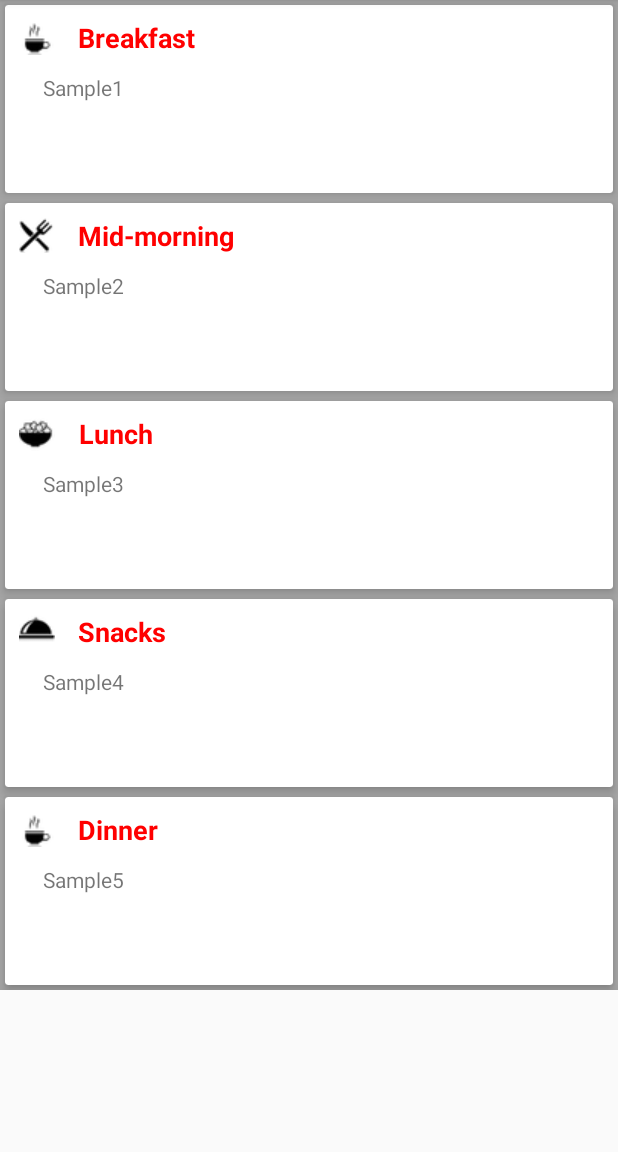
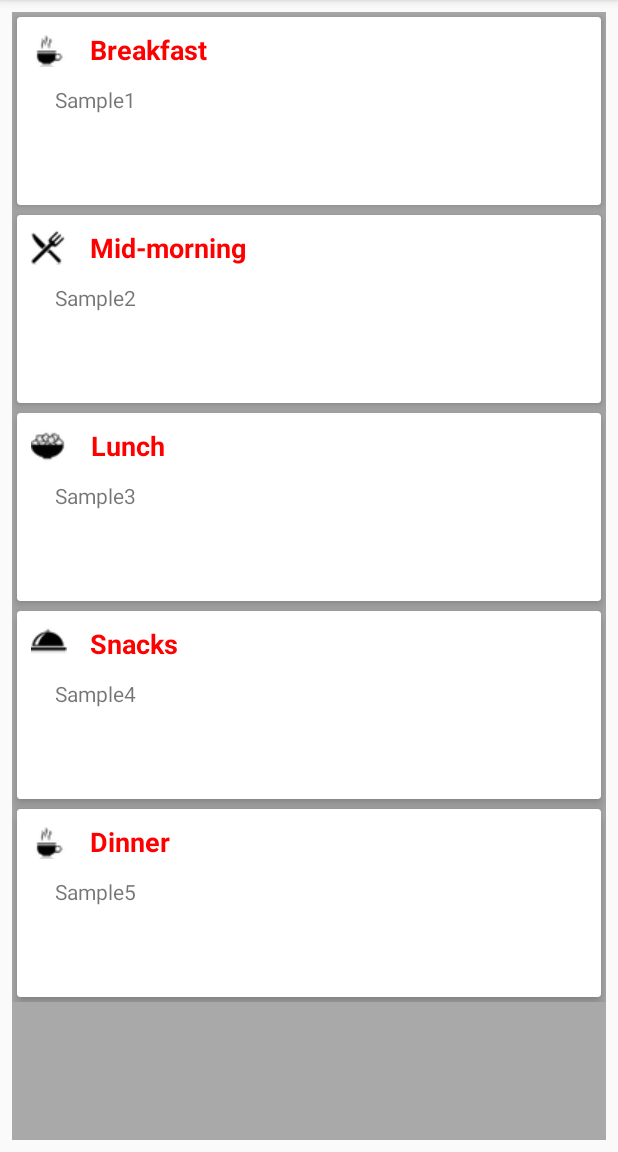
Before and after one commit to abhi1349/aa, an Android app: the FullDayChartActivity screen opened directly, with no data from a screen before it, on a phone screen of 412 x 824 dp, the part 84-1236 px from its top. Run offline under Robolectric (Android 15) with nearby library versions, the phone set to English and light mode, and no system bars; 5 statements that could not run were skipped.

Commit message:
new Updated

```diff
--- a/app/src/main/java/com/example/android/freediet/activity/FullDayChartActivity.java
+++ b/app/src/main/java/com/example/android/freediet/activity/FullDayChartActivity.java
@@ -2,6 +2,8 @@ package com.example.android.freediet.activity;
 
 import android.support.v7.app.AppCompatActivity;
 import android.os.Bundle;
+import android.support.v7.widget.CardView;
+import android.view.View;
 import android.widget.TextView;
 
 import com.example.android.freediet.R;
@@ -12,9 +14,10 @@ import java.util.ArrayList;
 
 public class FullDayChartActivity extends AppCompatActivity{
 
-    TextView breakfast,lunch,snacks,dinner,midMorning;
+    TextView breakfast,lunch,snacks,dinner,midMorning,herbs;
     ArrayList<FreeDaysResponseModel> freeDietData;
     ArrayList<PaidDaysResponseModel> paidDietData;
+    CardView cardView;
     Bundle bundle;
 
     @Override
@@ -26,6 +29,8 @@ public class FullDayChartActivity extends AppCompatActivity{
         snacks = findViewById(R.id.fullday_snacks);
         dinner = findViewById(R.id.fullday_dinner);
         midMorning = findViewById(R.id.fullday_midMorning);
+        herbs = findViewById(R.id.fullday_herbs);
+        cardView = findViewById(R.id.cardview_herbs);
        int a = getIntent().getIntExtra("aaa",0);
        if(a==1) {
            getPaidDietData();
@@ -43,6 +48,8 @@ public class FullDayChartActivity extends AppCompatActivity{
         snacks.setText(freeDietData.get(0).getEvening());
         dinner.setText(freeDietData.get(0).getDinner());
         midMorning.setText(freeDietData.get(0).getMidMorning());
+        cardView.setVisibility(View.GONE);
+
     }
     public void getPaidDietData()
     {
@@ -53,5 +60,6 @@ public class FullDayChartActivity extends AppCompatActivity{
         snacks.setText(paidDietData.get(menuId).getBreakfast());
         dinner.setText(paidDietData.get(menuId).getBreakfast());
         midMorning.setText(paidDietData.get(menuId).getBreakfast());
+        herbs.setText(paidDietData.get(menuId).getHerbs());
     }
 }
--- a/app/src/main/res/layout/activity_full_day_chart.xml
+++ b/app/src/main/res/layout/activity_full_day_chart.xml
@@ -1,16 +1,27 @@
 <?xml version="1.0" encoding="utf-8"?>
-<ScrollView android:layout_width="match_parent"
+<LinearLayout
+    android:layout_width="match_parent"
     android:layout_height="match_parent"
     xmlns:android="http://schemas.android.com/apk/res/android"
     xmlns:app="http://schemas.android.com/apk/res-auto"
     xmlns:tools="http://schemas.android.com/tools"
+    android:orientation="vertical"
+    android:layout_margin="8dp"
+    android:layout_gravity="center"
+    android:background="@color/DarkGray"
     tools:context=".activity.FullDayChartActivity">
 
-    <LinearLayout xmlns:android="http://schemas.android.com/apk/res/android"
-        android:orientation="vertical"
+    <ScrollView
         android:layout_width="match_parent"
-        android:background="@color/DarkGray"
         android:layout_height="match_parent">
+
+        <LinearLayout
+            android:orientation="vertical"
+            android:background="@color/DarkGray"
+            android:layout_width="match_parent"
+            android:layout_height="match_parent">
+
+
 
         <android.support.v7.widget.CardView
             android:layout_width="match_parent"
@@ -192,7 +203,44 @@
             </RelativeLayout>
         </android.support.v7.widget.CardView>
 
+        <android.support.v7.widget.CardView
+            android:id="@+id/cardview_herbs"
+            android:layout_width="match_parent"
+            android:layout_height="wrap_content"
+            android:layout_margin="3dp"
+            app:cardElevation="5dp">
+
+            <RelativeLayout
+                android:layout_width="match_parent"
+                android:layout_height="wrap_content"
+                android:padding="5dp">
+
+                <TextView
+                    android:id="@+id/full_text6"
+                    android:layout_width="wrap_content"
+                    android:layout_height="wrap_content"
+                    android:text="Herbs"
+                    android:drawablePadding="15dp"
+                    android:drawableLeft="@drawable/breakfast"
+                    android:textColor="#ff0000"
+                    android:textStyle="bold"
+                    android:textSize="18sp"
+                    android:gravity="center"
+                    android:padding="4dp"/>
+
+                <TextView
+                    android:id="@+id/fullday_herbs"
+                    android:layout_width="wrap_content"
+                    android:layout_height="wrap_content"
+                    android:layout_marginLeft="20dp"
+                    android:text="Herbs"
+                    android:layout_marginTop="40dp"
+                    android:textSize="14sp" />
+
+            </RelativeLayout>
+        </android.support.v7.widget.CardView>
 
 
-    </LinearLayout>
-</ScrollView>
+        </LinearLayout>
+    </ScrollView>
+</LinearLayout>
```
